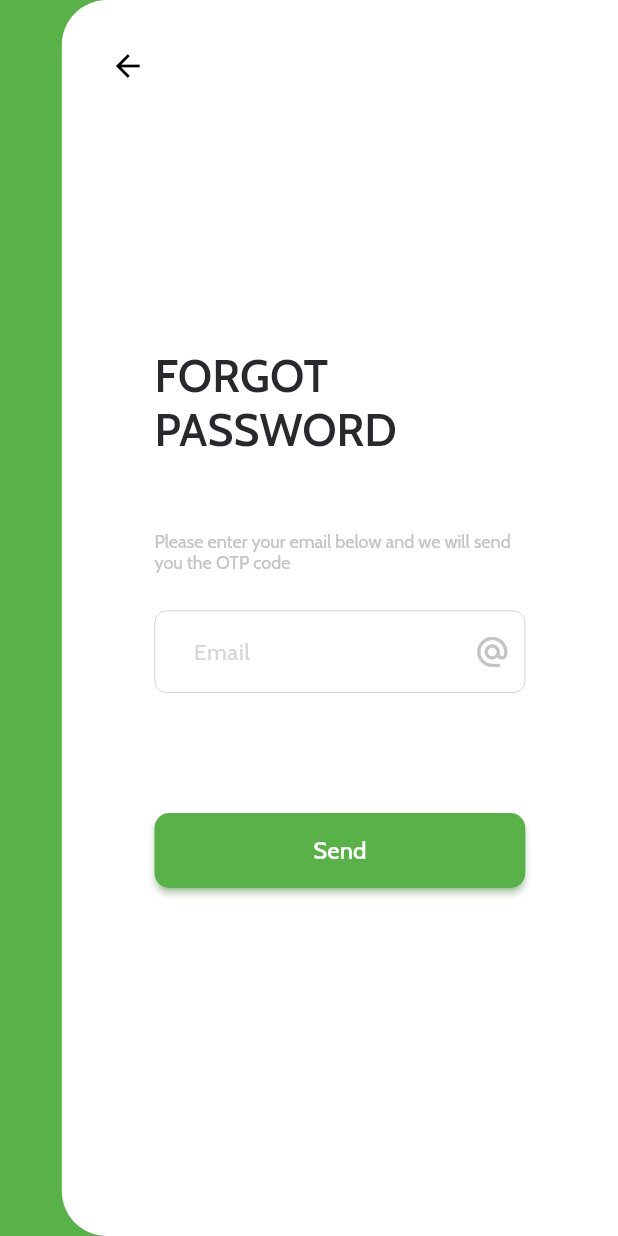
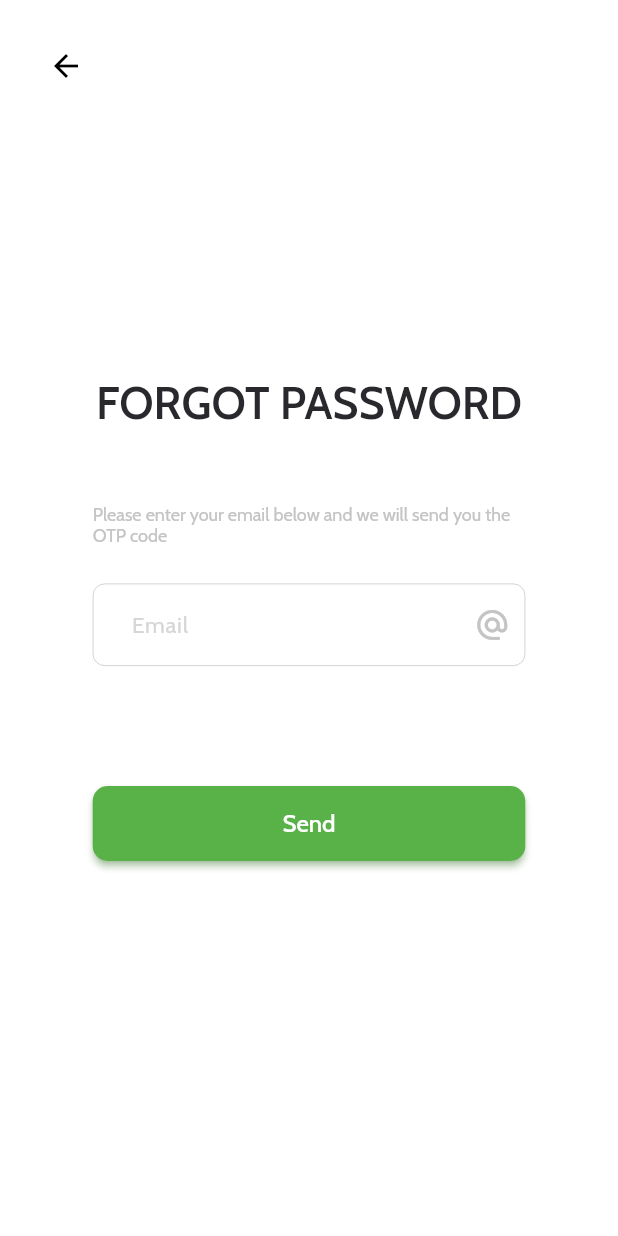
Before and after one commit to CentricTechInc/growup_admin, a Flutter app: the screen it shows after launch, after a tap on "Forgot Password?", on a phone screen of 412 x 824 dp. Run offline on Flutter 3.47's test engine with Material 3 defaults, Android fonts, the phone set to English and light mode, and no system bars; drawn by our look-alikes of toastification; our stand-ins replace dropdown_search, get, go_router, pin_code_fields, shared_preferences, sizer and 1 more; missing offline and left inert: pager; accounts and stored records are empty; network calls fail.

Commit message:
login responsive fixed

```diff
--- a/lib/app/util/common_auth_widget.dart
+++ b/lib/app/util/common_auth_widget.dart
@@ -1,5 +1,6 @@
 import 'package:flutter/material.dart';
 import 'package:grow_up_admin_panel/app/extensions/build_context_ext.dart';
+import 'package:grow_up_admin_panel/app/util/responsive_builder.dart';
 import 'package:grow_up_admin_panel/common/resources/colors.dart';
 import 'package:grow_up_admin_panel/common/resources/drawables.dart';
 
@@ -21,7 +22,7 @@ class CommonAuthWidget extends StatelessWidget {
       color: AppColors.primary,
       child: Row(
         children: [
-          if (showLogo)
+          if (showLogo && !Responsive.isMobile(context))
             Container(
               color: AppColors.primary,
               height: context.height,
@@ -31,18 +32,24 @@ class CommonAuthWidget extends StatelessWidget {
                 fit: BoxFit.cover,
               ),
             ),
-          if (!showLogo) const Spacer(),
+          if (!showLogo && !Responsive.isMobile(context)) const Spacer(),
           Stack(
             children: [
               Container(
                   padding: padding ??
                       EdgeInsets.symmetric(horizontal: context.width * 0.15),
-                  decoration: const BoxDecoration(
+                  decoration: BoxDecoration(
                       color: AppColors.white,
-                      borderRadius: BorderRadius.only(
-                          bottomLeft: Radius.circular(30),
-                          topLeft: Radius.circular(30))),
-                  width: showLogo ? context.width * 0.6 : context.width * 0.9,
+                      borderRadius: Responsive.isMobile(context)
+                          ? null
+                          : const BorderRadius.only(
+                              bottomLeft: Radius.circular(30),
+                              topLeft: Radius.circular(30))),
+                  width: Responsive.isMobile(context)
+                      ? context.width
+                      : showLogo
+                          ? context.width * 0.6
+                          : context.width * 0.9,
                   child: child),
               if (showBackButton)
                 const Positioned(left: 20, top: 20, child: BackButton()),
--- a/lib/presentation/auth/login/login_main.dart
+++ b/lib/presentation/auth/login/login_main.dart
@@ -1,5 +1,7 @@
 import 'package:flutter/material.dart';
+import 'package:get/get.dart';
 import 'package:grow_up_admin_panel/app/util/responsive_builder.dart';
+import 'package:grow_up_admin_panel/presentation/auth/controllers/login_controller.dart';
 import 'package:grow_up_admin_panel/presentation/auth/login/views/login_desktop.dart';
 
 class LoginMain extends StatelessWidget {
@@ -8,10 +10,12 @@ class LoginMain extends StatelessWidget {
   @override
   Widget build(BuildContext context) {
     return Scaffold(
-      body: Responsive(
-          mobile: LoginDesktop(),
-          tablet: LoginDesktop(),
-          desktop: LoginDesktop()),
+      body: GetBuilder<LoginController>(builder: (context) {
+        return Responsive(
+            mobile: LoginDesktop(),
+            tablet: LoginDesktop(),
+            desktop: LoginDesktop());
+      }),
     );
   }
 }
```
